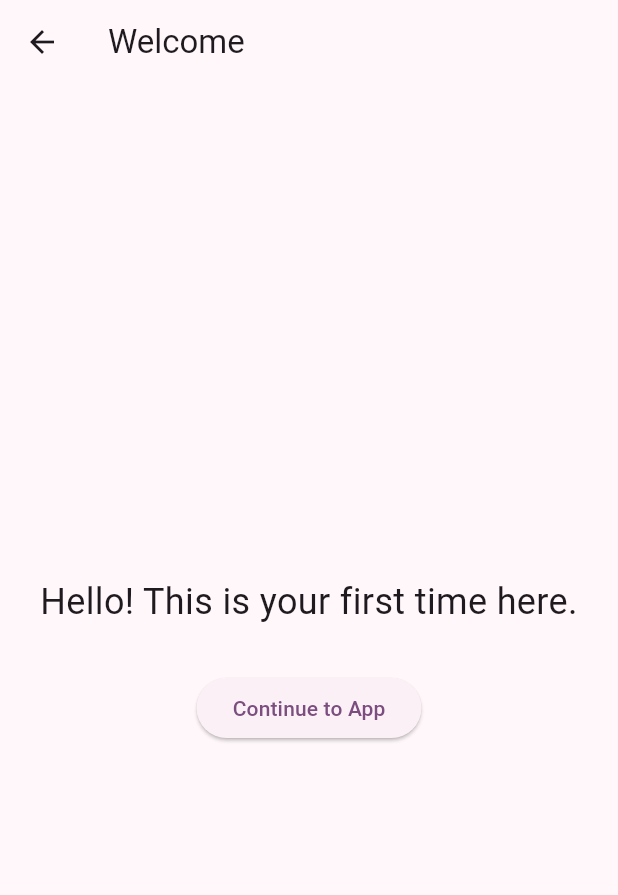
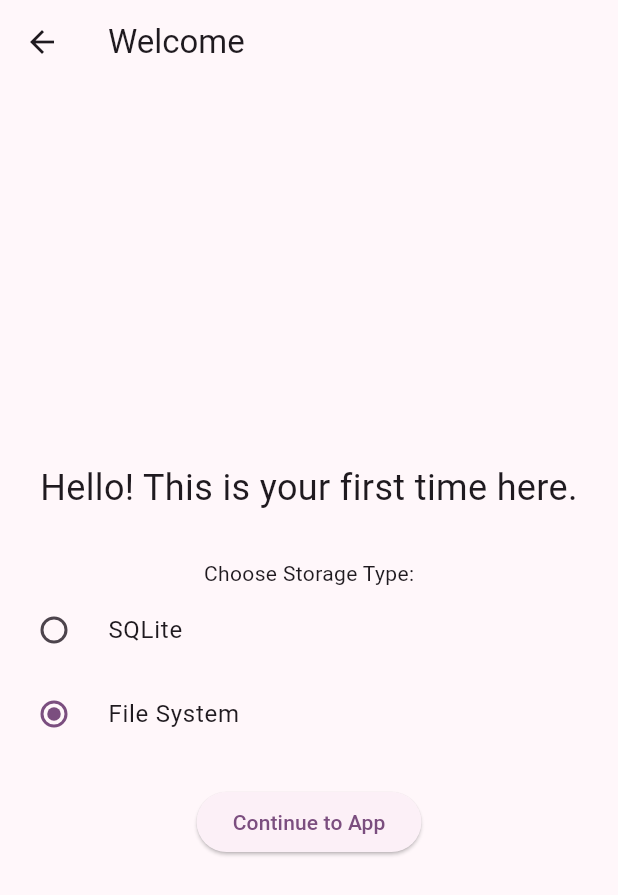
Before and after one commit to ljcucc/pa_recorder, a Flutter app: the screen it shows after launch, on a phone screen of 412 x 824 dp. Shown: the top 895 px of the screen. Run offline on Flutter 3.47's test engine with Material 3 defaults, Android fonts, the light colour scheme and no system bars; our stand-ins replace file_picker, flutter_markdown, gap, google_fonts, shared_preferences, sqflite; missing offline and left inert: ini; accounts and stored records are empty; Roboto replaces fonts that are missing (JFOpenshuninn).

Commit message:
feat: Enhance welcome flow with storage type selection and app initialization
- Integrate storage type selection into the `HelloPage` using `StorageTypeProvider`.
- Ensure the main application waits for `HelloProvider` initialization before rendering.
- Update `AdaptiveNavigationScaffold` to handle initial route arguments for navigation.

```diff
--- a/lib/main.dart
+++ b/lib/main.dart
@@ -37,7 +37,21 @@ class AppInitializer extends StatelessWidget {
           },
         ),
       ],
-      child: const PARecorderApp(),
+      child: Builder(
+        builder: (context) {
+          final helloProvider = Provider.of<HelloProvider>(context, listen: false);
+          return FutureBuilder(
+            future: helloProvider.initialized,
+            builder: (context, snapshot) {
+              if (snapshot.connectionState == ConnectionState.done) {
+                return const PARecorderApp();
+              } else {
+                return const Center(child: CircularProgressIndicator());
+              }
+            },
+          );
+        },
+      ),
     );
   }
 }
--- a/lib/pages/hello_page.dart
+++ b/lib/pages/hello_page.dart
@@ -1,6 +1,7 @@
 import 'package:flutter/material.dart';
 import 'package:provider/provider.dart';
 import 'package:pa_recorder/providers/hello_provider.dart';
+import 'package:pa_recorder/providers/storage_type_provider.dart';
 
 class HelloPage extends StatefulWidget {
   const HelloPage({super.key});
@@ -19,7 +20,9 @@ class _HelloPageState extends State<HelloPage> {
         title: const Text('Welcome'),
       ),
       body: Center(
-        child: Column(
+        child: Consumer<StorageTypeProvider>(
+          builder: (context, storageTypeProvider, child) {
+            return Column(
               mainAxisAlignment: MainAxisAlignment.center,
               children: [
                 const Text(
@@ -28,6 +31,28 @@ class _HelloPageState extends State<HelloPage> {
                   textAlign: TextAlign.center,
                 ),
                 const SizedBox(height: 30),
+                const Text('Choose Storage Type:'),
+                RadioListTile<StorageType>(
+                  title: const Text('SQLite'),
+                  value: StorageType.sqlite,
+                  groupValue: storageTypeProvider.currentStorageType,
+                  onChanged: (StorageType? value) {
+                    if (value != null) {
+                      storageTypeProvider.setStorageType(value);
+                    }
+                  },
+                ),
+                RadioListTile<StorageType>(
+                  title: const Text('File System'),
+                  value: StorageType.fileSystem,
+                  groupValue: storageTypeProvider.currentStorageType,
+                  onChanged: (StorageType? value) {
+                    if (value != null) {
+                      storageTypeProvider.setStorageType(value);
+                    }
+                  },
+                ),
+                const SizedBox(height: 20),
                 ElevatedButton(
                   onPressed: () async {
                     final navigator = Navigator.of(context);
@@ -38,6 +63,8 @@ class _HelloPageState extends State<HelloPage> {
                   child: const Text('Continue to App'),
                 ),
               ],
+            );
+          },
         ),
       ),
     );
```
Also changed, not shown: lib/widgets/adaptive_navigation_scaffold.dart (+11 -0 lines). Lines whose indentation alone changed are shown as unchanged.
